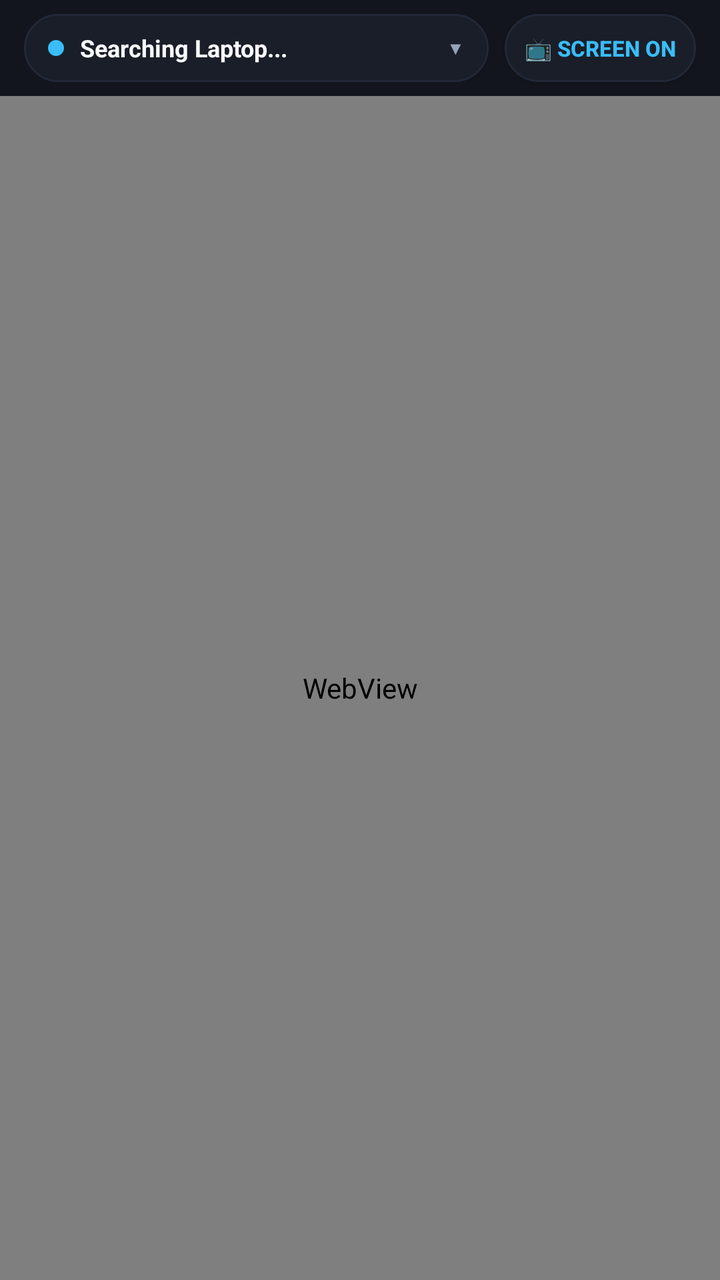
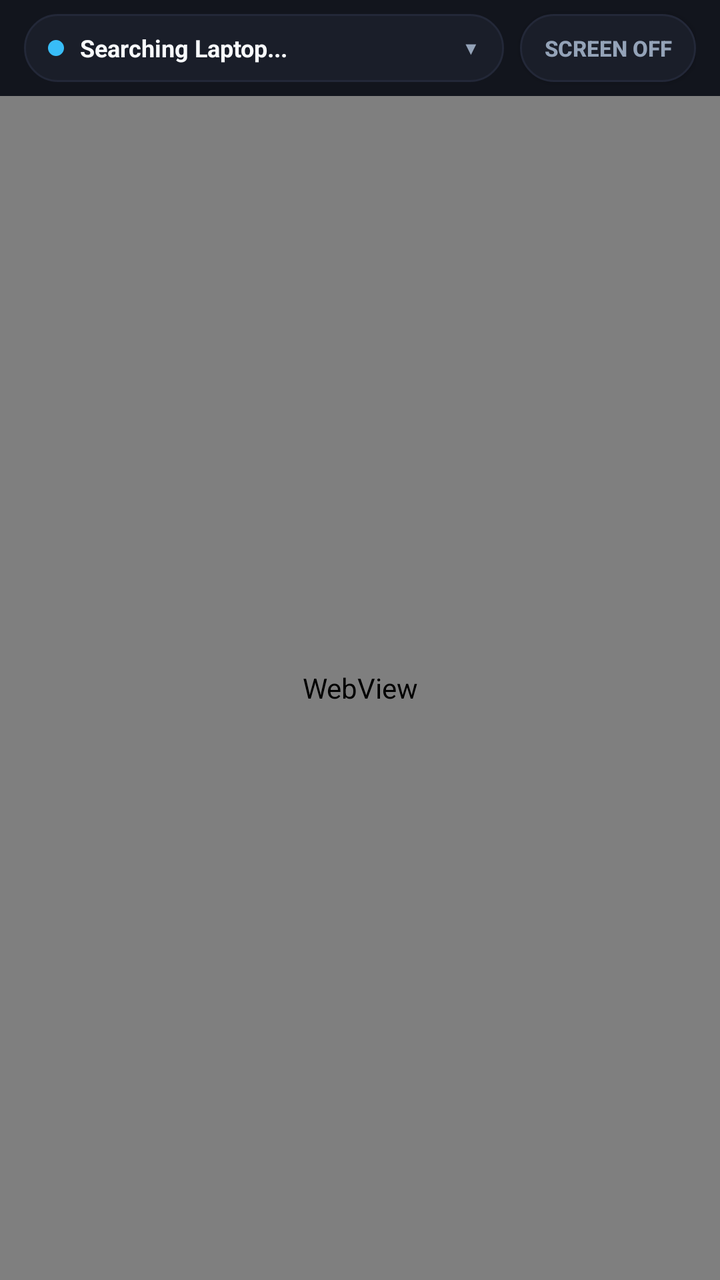

An Android layout rendered at two revisions. The XML below is the earlier revision; the diff shows what the commit changed to produce the second picture.
<!-- AndroidManifest.xml: application theme android:Theme.DeviceDefault.NoActionBar -->
<!-- res/layout/activity_main.xml -->
<?xml version="1.0" encoding="utf-8"?>
<LinearLayout xmlns:android="http://schemas.android.com/apk/res/android"
    android:id="@+id/rootLayout"
    android:layout_width="match_parent"
    android:layout_height="match_parent"
    android:background="@color/bg"
    android:fitsSystemWindows="true"
    android:orientation="vertical">

    
    <LinearLayout
        android:id="@+id/topBar"
        android:layout_width="match_parent"
        android:layout_height="48dp"
        android:background="@color/surface"
        android:gravity="center_vertical"
        android:paddingHorizontal="12dp">

        
        <LinearLayout
            android:id="@+id/pillDevice"
            android:layout_width="0dp"
            android:layout_height="34dp"
            android:layout_weight="1"
            android:background="@drawable/bg_pill"
            android:gravity="center_vertical"
            android:paddingHorizontal="12dp"
            android:clickable="true"
            android:focusable="true">

            <View
                android:id="@+id/dotStatus"
                android:layout_width="8dp"
                android:layout_height="8dp"
                android:background="@drawable/bg_btn_accent"
                android:layout_marginEnd="8dp"/>

            <TextView
                android:id="@+id/tvDeviceName"
                android:layout_width="0dp"
                android:layout_height="wrap_content"
                android:layout_weight="1"
                android:ellipsize="end"
                android:maxLines="1"
                android:text="Searching Laptop..."
                android:textColor="@color/text_primary"
                android:textSize="12sp"
                android:textStyle="bold" />

            <TextView
                android:layout_width="wrap_content"
                android:layout_height="wrap_content"
                android:text="▼"
                android:textColor="@color/text_secondary"
                android:textSize="9sp"
                android:layout_marginStart="6dp"/>
        </LinearLayout>

        
        <Button
            android:id="@+id/btnToggleScreen"
            android:layout_width="wrap_content"
            android:layout_height="34dp"
            android:layout_marginStart="8dp"
            android:background="@drawable/bg_pill"
            android:paddingHorizontal="10dp"
            android:text="📺 Screen ON"
            android:textColor="@color/accent"
            android:textSize="11sp"
            android:textStyle="bold" />
    </LinearLayout>

    
    <WebView
        android:id="@+id/webViewKeyboard"
        android:layout_width="match_parent"
        android:layout_height="0dp"
        android:layout_weight="1"
        android:background="@color/bg" />

</LinearLayout>
<!-- resources referenced by this layout -->
<resources>
  <color name="accent">#38BDF8</color>
  <color name="bg">#090A0F</color>
  <color name="surface">#12151D</color>
  <color name="text_primary">#F8FAFC</color>
  <color name="text_secondary">#94A3B8</color>
  <!-- drawable bg_btn_accent (drawable) -->
  <?xml version="1.0" encoding="utf-8"?>
  <selector xmlns:android="http://schemas.android.com/apk/res/android">
      <item android:state_pressed="true">
          <shape android:shape="rectangle">
              <solid android:color="@color/accent_pressed"/>
              <corners android:radius="8dp"/>
          </shape>
      </item>
      <item>
          <shape android:shape="rectangle">
              <solid android:color="@color/accent"/>
              <corners android:radius="8dp"/>
          </shape>
      </item>
  </selector>
  <!-- drawable bg_pill (drawable) -->
  <?xml version="1.0" encoding="utf-8"?>
  <shape xmlns:android="http://schemas.android.com/apk/res/android" android:shape="rectangle">
      <solid android:color="@color/surface_variant"/>
      <corners android:radius="18dp"/>
      <stroke android:width="1dp" android:color="@color/border"/>
  </shape>
  <color name="accent_pressed">#0284C7</color>
  <color name="surface_variant">#1A1E29</color>
  <color name="border">#232838</color>
</resources>

<!-- the commit's change to res/layout/activity_main.xml (unified diff, before → after) -->
@@ -64,8 +64,8 @@
             android:layout_marginStart="8dp"
             android:background="@drawable/bg_pill"
             android:paddingHorizontal="10dp"
-            android:text="📺 Screen ON"
-            android:textColor="@color/accent"
+            android:text="Screen OFF"
+            android:textColor="@color/text_secondary"
             android:textSize="11sp"
             android:textStyle="bold" />
     </LinearLayout>
